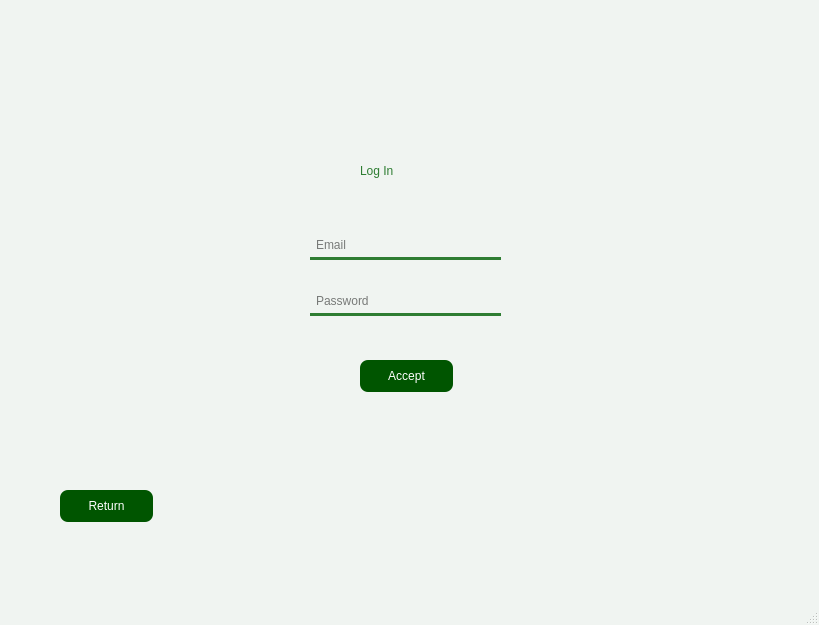
First picture: the form in src/vista/Ui/IniciarSesion2.ui, repository encinaa/LodzConnect, before the edit.
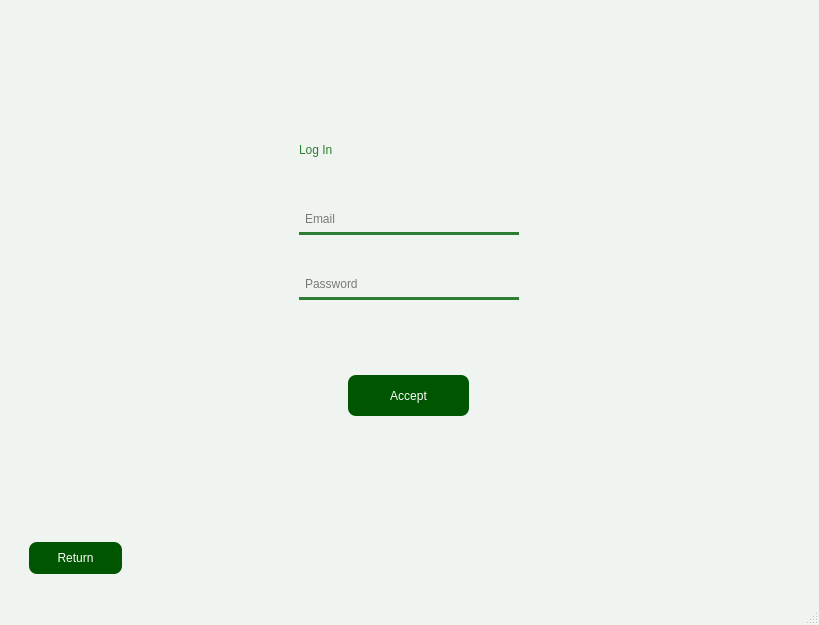
Second picture: the form after the edit. Icons and pictures are not drawn.

Diff of the .ui file:
```diff
--- a/src/vista/Ui/IniciarSesion2.ui
+++ b/src/vista/Ui/IniciarSesion2.ui
@@ -27,11 +27,11 @@
         color: #2e7d32;
     }
     QPushButton {
-        background-color: #2e7d32;
+        background-color: rgb(0, 85, 0);
         color: white;
-        border-radius: 10px;
+        border-radius: 8px;
+        font: 10pt &quot;Segoe UI&quot;;
         padding: 6px 12px;
-        font: bold 10pt &quot;Segoe UI&quot;;
     }
     QPushButton:hover {
         background-color: #388e3c;
@@ -49,101 +49,246 @@
    </string>
   </property>
   <widget class="QWidget" name="centralwidget">
-   <widget class="QLabel" name="label">
-    <property name="geometry">
-     <rect>
-      <x>360</x>
-      <y>150</y>
-      <width>91</width>
-      <height>41</height>
-     </rect>
-    </property>
-    <property name="styleSheet">
-     <string notr="true">font: 18pt &quot;Century&quot;;</string>
-    </property>
-    <property name="text">
-     <string>Log In</string>
-    </property>
-   </widget>
-   <widget class="QPushButton" name="BotonAceptar">
-    <property name="geometry">
-     <rect>
-      <x>360</x>
-      <y>360</y>
-      <width>93</width>
-      <height>32</height>
-     </rect>
-    </property>
-    <property name="styleSheet">
-     <string notr="true">
-      QPushButton {
-        background-color: rgb(0, 85, 0);
-        color: white;
-        border-radius: 8px;
-        font: 10pt &quot;Segoe UI&quot;;
-      }
-      QPushButton:hover {
-        background-color: #388e3c;
-      }</string>
-    </property>
-    <property name="text">
-     <string>Accept</string>
-    </property>
-   </widget>
-   <widget class="QPushButton" name="BotonVolver">
-    <property name="geometry">
-     <rect>
-      <x>60</x>
-      <y>490</y>
-      <width>93</width>
-      <height>32</height>
-     </rect>
-    </property>
-    <property name="styleSheet">
-     <string notr="true">
-      QPushButton {
-        background-color: rgb(0, 85, 0);
-        color: white;
-        border-radius: 8px;
-        font: 10pt &quot;Segoe UI&quot;;
-      }
-      QPushButton:hover {
-        background-color: #388e3c;
-      }</string>
-    </property>
-    <property name="text">
-     <string>Return</string>
-    </property>
-   </widget>
-   <widget class="QWidget" name="layoutWidget">
-    <property name="geometry">
-     <rect>
-      <x>310</x>
-      <y>210</y>
-      <width>191</width>
-      <height>131</height>
-     </rect>
-    </property>
-    <layout class="QVBoxLayout" name="verticalLayout">
-     <item>
-      <widget class="QLineEdit" name="iniciarSesion_correo">
-       <property name="placeholderText">
-        <string>Email</string>
-       </property>
-      </widget>
-     </item>
-     <item>
-      <widget class="QLineEdit" name="iniciarSesion_contrasena">
-       <property name="echoMode">
-        <enum>QLineEdit::Password</enum>
-       </property>
-       <property name="placeholderText">
-        <string>Password</string>
-       </property>
-      </widget>
-     </item>
-    </layout>
-   </widget>
+   <layout class="QVBoxLayout" name="verticalLayout_Main">
+    
+    <item>
+     <spacer name="verticalSpacer_Top">
+      <property name="orientation">
+       <enum>Qt::Vertical</enum>
+      </property>
+      <property name="sizeHint" stdset="0">
+       <size>
+        <width>20</width>
+        <height>40</height>
+       </size>
+      </property>
+     </spacer>
+    </item>
+
+    <item>
+     <layout class="QVBoxLayout" name="verticalLayout_Form">
+      <property name="spacing">
+       <number>20</number>
+      </property>
+
+      <item>
+       <layout class="QHBoxLayout" name="horizontalLayout_CenterInputs">
+        <item>
+         <spacer name="horizontalSpacer_Left">
+          <property name="orientation">
+           <enum>Qt::Horizontal</enum>
+          </property>
+         </spacer>
+        </item>
+        
+        <item>
+         <layout class="QVBoxLayout" name="verticalLayout_InputsOnly">
+          <property name="spacing">
+           <number>35</number>
+          </property>
+
+          <item>
+           <widget class="QLabel" name="label">
+            <property name="minimumSize">
+             <size>
+              <width>220</width>
+              <height>40</height>
+             </size>
+            </property>
+            <property name="maximumSize">
+             <size>
+              <width>220</width>
+              <height>40</height>
+             </size>
+            </property>
+            <property name="styleSheet">
+             <string notr="true">font: 18pt &quot;Century&quot;;</string>
+            </property>
+            <property name="text">
+             <string>Log In</string>
+            </property>
+            <property name="alignment">
+             <set>Qt::AlignLeading|Qt::AlignLeft|Qt::AlignVCenter</set>
+            </property>
+           </widget>
+          </item>
+
+          <item>
+           <widget class="QLineEdit" name="iniciarSesion_correo">
+            <property name="minimumSize">
+             <size>
+              <width>220</width>
+              <height>30</height>
+             </size>
+            </property>
+            <property name="maximumSize">
+             <size>
+              <width>220</width>
+              <height>30</height>
+             </size>
+            </property>
+            <property name="placeholderText">
+             <string>Email</string>
+            </property>
+           </widget>
+          </item>
+
+          <item>
+           <widget class="QLineEdit" name="iniciarSesion_contrasena">
+            <property name="minimumSize">
+             <size>
+              <width>220</width>
+              <height>30</height>
+             </size>
+            </property>
+            <property name="maximumSize">
+             <size>
+              <width>220</width>
+              <height>30</height>
+             </size>
+            </property>
+            <property name="echoMode">
+             <enum>QLineEdit::Password</enum>
+            </property>
+            <property name="placeholderText">
+             <string>Password</string>
+            </property>
+           </widget>
+          </item>
+
+          <item>
+           <spacer name="verticalSpacer_Btn">
+            <property name="orientation">
+             <enum>Qt::Vertical</enum>
+            </property>
+            <property name="sizeType">
+             <enum>QSizePolicy::Fixed</enum>
+            </property>
+            <property name="sizeHint" stdset="0">
+             <size>
+              <width>20</width>
+              <height>40</height>
+             </size>
+            </property>
+           </spacer>
+          </item>
+
+          <item>
+            <layout class="QHBoxLayout" name="horizontalLayout_AcceptBtn">
+             <item>
+              <spacer name="horizontalSpacer_BtnL">
+               <property name="orientation">
+                <enum>Qt::Horizontal</enum>
+               </property>
+              </spacer>
+             </item>
+             <item>
+               <widget class="QPushButton" name="BotonAceptar">
+                <property name="minimumSize">
+                 <size>
+                  <width>121</width>
+                  <height>41</height>
+                 </size>
+                </property>
+                <property name="maximumSize">
+                 <size>
+                  <width>121</width>
+                  <height>41</height>
+                 </size>
+                </property>
+                <property name="text">
+                 <string>Accept</string>
+                </property>
+               </widget>
+             </item>
+             <item>
+              <spacer name="horizontalSpacer_BtnR">
+               <property name="orientation">
+                <enum>Qt::Horizontal</enum>
+               </property>
+              </spacer>
+             </item>
+            </layout>
+          </item>
+
+         </layout>
+        </item>
+        
+        <item>
+         <spacer name="horizontalSpacer_Right">
+          <property name="orientation">
+           <enum>Qt::Horizontal</enum>
+          </property>
+         </spacer>
+        </item>
+       </layout>
+      </item>
+     </layout>
+    </item>
+
+    <item>
+     <spacer name="verticalSpacer_Bottom">
+      <property name="orientation">
+       <enum>Qt::Vertical</enum>
+      </property>
+      <property name="sizeHint" stdset="0">
+       <size>
+        <width>20</width>
+        <height>40</height>
+       </size>
+      </property>
+     </spacer>
+    </item>
+
+    <item>
+     <layout class="QHBoxLayout" name="horizontalLayout_Footer">
+      <property name="leftMargin">
+       <number>20</number>
+      </property>
+      <property name="rightMargin">
+       <number>0</number>
+      </property>
+      <property name="bottomMargin">
+       <number>20</number>
+      </property>
+      
+      <item>
+       <widget class="QPushButton" name="BotonVolver">
+        <property name="minimumSize">
+         <size>
+          <width>93</width>
+          <height>32</height>
+         </size>
+        </property>
+        <property name="maximumSize">
+         <size>
+          <width>93</width>
+          <height>32</height>
+         </size>
+        </property>
+        <property name="text">
+         <string>Return</string>
+        </property>
+       </widget>
+      </item>
+      
+      <item>
+       <spacer name="horizontalSpacer_Footer">
+        <property name="orientation">
+         <enum>Qt::Horizontal</enum>
+        </property>
+        <property name="sizeHint" stdset="0">
+         <size>
+          <width>40</width>
+          <height>20</height>
+         </size>
+        </property>
+       </spacer>
+      </item>
+     </layout>
+    </item>
+
+   </layout>
   </widget>
   <widget class="QMenuBar" name="menubar">
    <property name="geometry">
```
